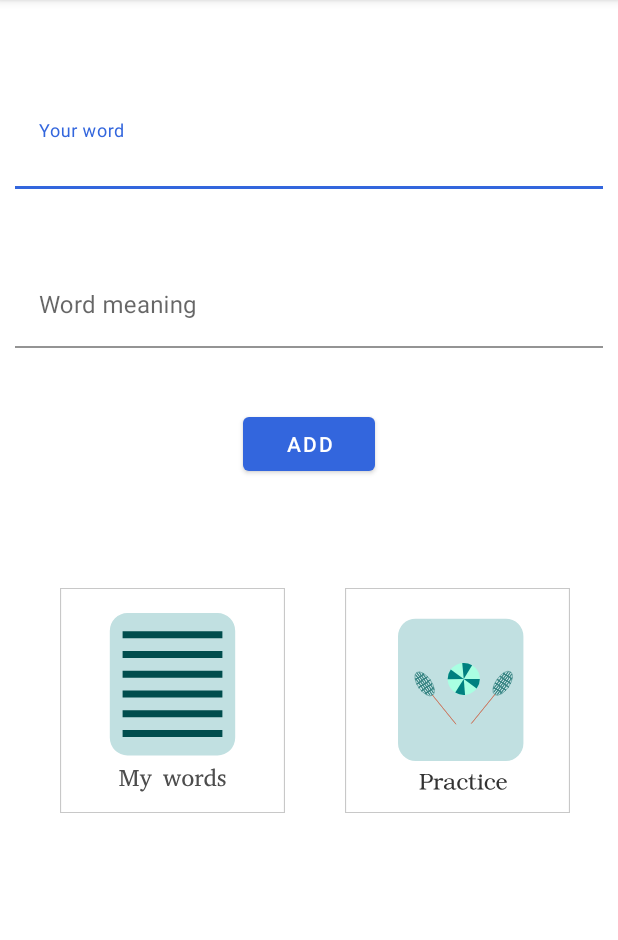
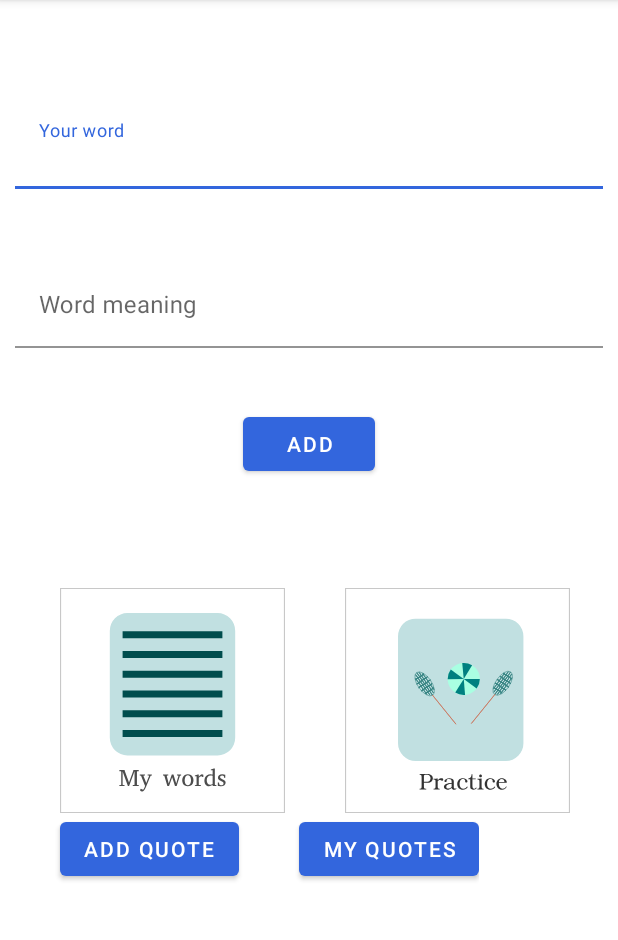
Before and after one commit to sharmamayank94/MyDictionaria, an Android app: the screen it shows after launch (MainActivity), on a phone screen of 412 x 824 dp, the part 84-1024 px from its top. Run offline under Robolectric (Android 15) with nearby library versions, the phone set to English and light mode, and no system bars.

Commit message:
Added addquote and quotelist layout

```diff
--- /dev/null
+++ b/app/src/main/java/com/example/mydictionaria/AddQuote.java
@@ -0,0 +1,5 @@
+package com.example.mydictionaria;
+
+public class AddQuote {
+
+}
--- a/app/src/main/java/com/example/mydictionaria/MainActivity.java
+++ b/app/src/main/java/com/example/mydictionaria/MainActivity.java
@@ -103,6 +103,8 @@ public class MainActivity extends AppCompatActivity {
         Button addword = findViewById(R.id.addwordbutton);
         Button getwordbutton = findViewById(R.id.mywordlist);
         Button practice = findViewById(R.id.practice);
+        Button addquote = findViewById(R.id.addquote);
+        Button quoteListButton = findViewById(R.id.myquotelist);
 
         addword.setOnClickListener(new View.OnClickListener() {
 
@@ -151,5 +153,22 @@ public class MainActivity extends AppCompatActivity {
             }
         });
 
+        addquote.setOnClickListener(new View.OnClickListener(){
+            @Override
+            public void onClick(View v)
+            {
+                Intent add_quote_intent = new Intent(MainActivity.this, AddQuote.class);
+                startActivity(add_quote_intent);
+            }
+        });
+
+        quoteListButton.setOnClickListener(new View.OnClickListener(){
+           @Override
+           public void onClick(View v)
+           {
+               Intent quote_list_intent = new Intent(MainActivity.this, QuoteList.class);
+               startActivity(quote_list_intent);
+           }
+        });
     }
 }
--- /dev/null
+++ b/app/src/main/java/com/example/mydictionaria/QuoteList.java
@@ -0,0 +1,4 @@
+package com.example.mydictionaria;
+
+public class QuoteList {
+}
--- a/app/src/main/res/layout/activity_main.xml
+++ b/app/src/main/res/layout/activity_main.xml
@@ -97,6 +97,27 @@
                     app:elevation="10dp" />
 
             </LinearLayout>
+
+            <LinearLayout
+                android:layout_width="wrap_content"
+                android:layout_height="wrap_content"
+                android:orientation="horizontal">
+
+                <Button
+                    android:id = "@+id/addquote"
+                    android:layout_height="wrap_content"
+                    android:layout_width="wrap_content"
+                    android:layout_marginLeft="40dp"
+                    android:text="Add quote"/>
+
+                <Button
+                    android:id = "@+id/myquotelist"
+                    android:layout_height="wrap_content"
+                    android:layout_width="wrap_content"
+                    android:layout_marginLeft="40dp"
+                    android:text = "My quotes"/>
+
+            </LinearLayout>
         </LinearLayout>
     </ScrollView>
 
--- /dev/null
+++ b/app/src/main/res/layout/quote_list.xml
@@ -0,0 +1,6 @@
+<?xml version="1.0" encoding="utf-8"?>
+<androidx.constraintlayout.widget.ConstraintLayout xmlns:android="http://schemas.android.com/apk/res/android"
+    android:layout_width="match_parent"
+    android:layout_height="match_parent">
+
+</androidx.constraintlayout.widget.ConstraintLayout>
```
Also changed, not shown: app/src/main/res/layout/add_quote.xml (added, +68 -0 lines).
